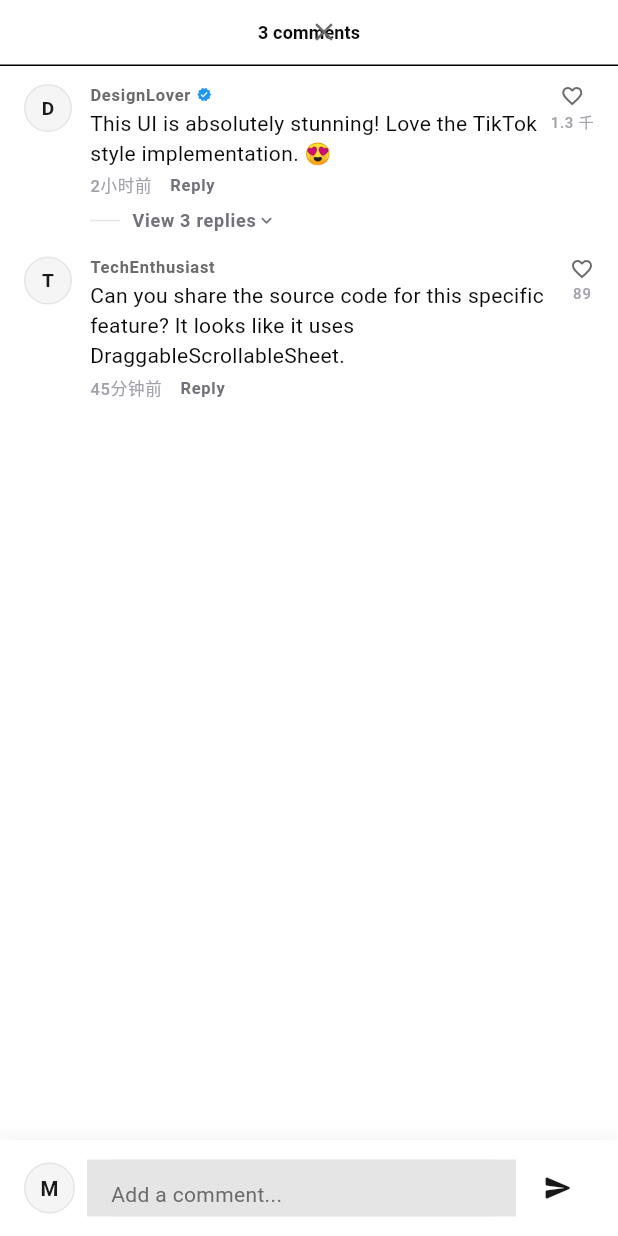
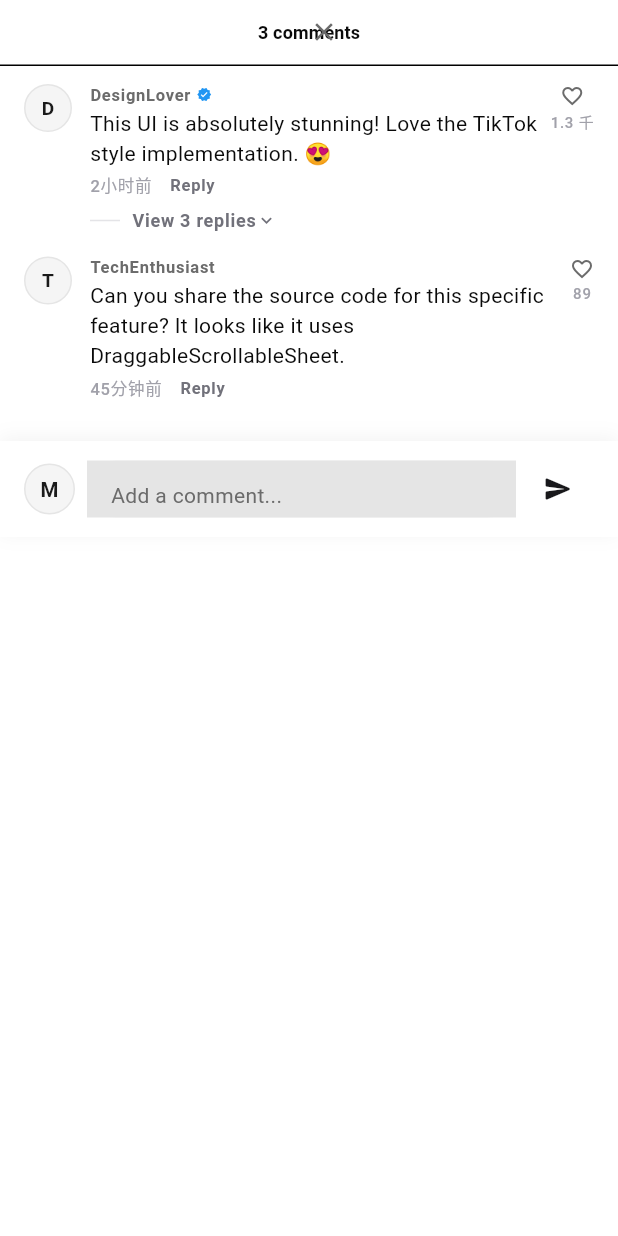
Before and after one commit to funcdfs/lesser, a Flutter app: the FeedsCommentSection widget shown alone on an empty page, opened directly, on a phone screen of 412 x 824 dp. Run offline on Flutter 3.47's test engine with Material 3 defaults, Android fonts, the light colour scheme and no system bars; our stand-ins replace cached_network_image, flutter_svg, logger; network calls fail.

Commit message:
fix: Adjust FeedsCommentSection ListView to be shrink-wrapped and non-scrollable.

```diff
--- a/lib/features/feeds/presentation/widgets/feeds_comment_section.dart
+++ b/lib/features/feeds/presentation/widgets/feeds_comment_section.dart
@@ -90,8 +90,9 @@ class _FeedsCommentSectionState extends State<FeedsCommentSection> {
           const Divider(height: 1),
 
           // Comment List
-          Expanded(
-            child: ListView.builder(
+          ListView.builder(
+            shrinkWrap: true,
+            physics: const NeverScrollableScrollPhysics(),
             padding: const EdgeInsets.symmetric(
               horizontal: AppSpacing.lg,
               vertical: AppSpacing.md,
@@ -100,7 +101,6 @@ class _FeedsCommentSectionState extends State<FeedsCommentSection> {
             itemBuilder: (context, index) {
               return _CommentItem(comment: _mockComments[index]);
             },
-            ),
           ),
 
           // Sticky Input Field
--- a/lib/shared/widgets/avatar.dart
+++ b/lib/shared/widgets/avatar.dart
@@ -61,9 +61,11 @@ class Avatar extends StatelessWidget {
 
   /// 构建占位符内容
   Widget _buildFallback() {
+    final initials = fallbackInitials.trim();
+    final firstChar = initials.isNotEmpty ? initials.substring(0, 1) : '?';
     return Center(
       child: Text(
-        fallbackInitials.substring(0, 1).toUpperCase(),
+        firstChar.toUpperCase(),
         style: TextStyle(
           color: AppColors.secondaryForeground,
           fontWeight: FontWeight.w600,
```
Lines whose indentation alone changed are shown as unchanged.
